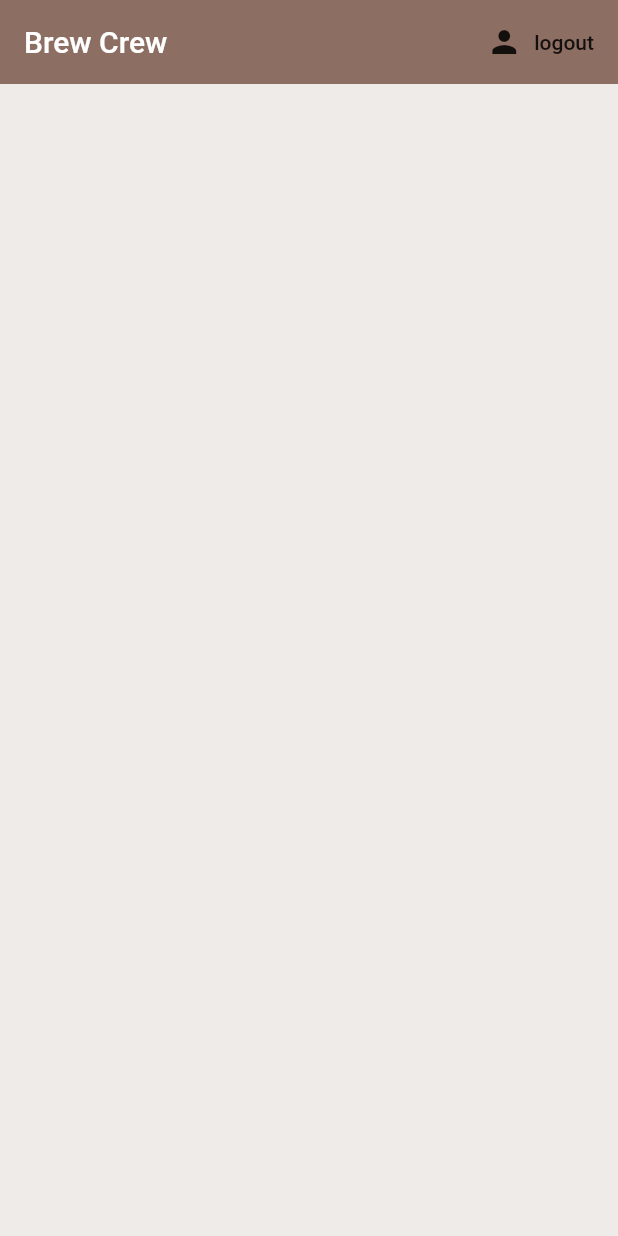
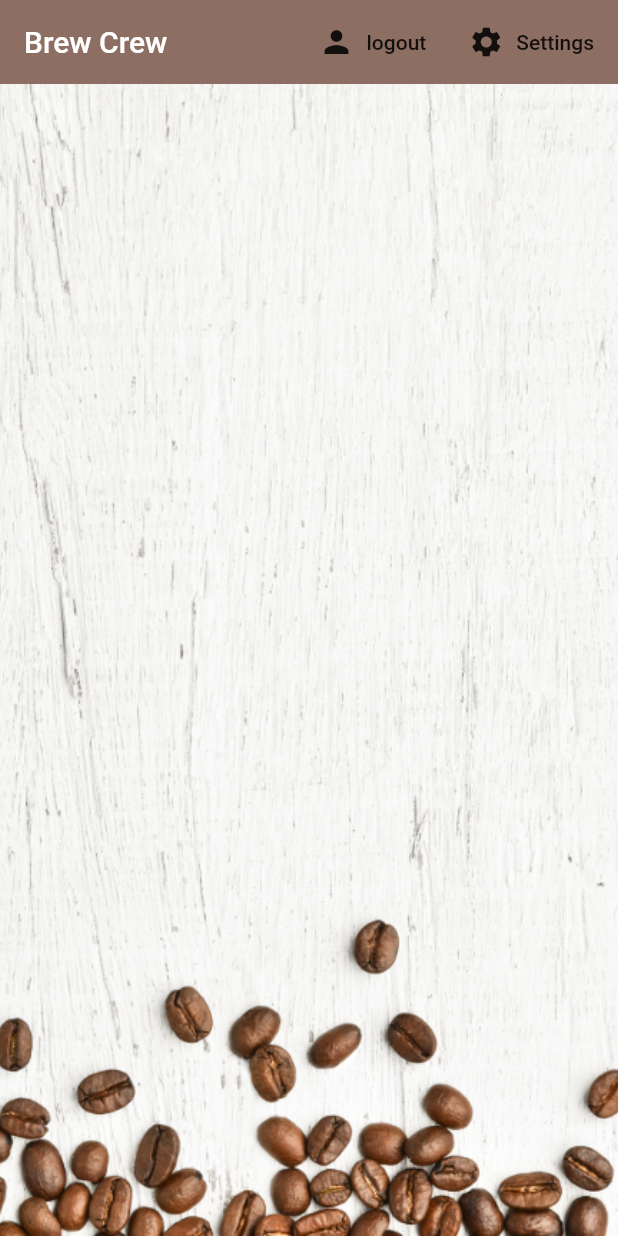
Before and after one commit to adityagoyal222/flutter-firebase, a Flutter app: the screen it shows once a user with an empty profile is signed in, on a phone screen of 412 x 824 dp. Run offline on Flutter 3.47's test engine with Material 2 defaults, Android fonts, the phone set to English and light mode, and no system bars; our stand-ins replace cloud_firestore, firebase_auth, flutter_spinkit; accounts and stored records are empty.

Commit message:
added remaining funcs/ completed

```diff
--- /dev/null
+++ b/flutterfirebase/lib/models/brew.dart
@@ -0,0 +1,9 @@
+class Brew {
+
+  final String name;
+  final String sugars;
+  final int strength;
+
+  Brew({ this.name, this.sugars, this.strength });
+
+}
--- a/flutterfirebase/lib/models/user.dart
+++ b/flutterfirebase/lib/models/user.dart
@@ -5,3 +5,12 @@ class User {
   User({ this.uid });
 
 }
+
+class UserData {
+  final String uid;
+  final String name;
+  final String sugars;
+  final int strength;
+
+  UserData({ this.uid, this.sugars, this.strength, this.name });
+}
--- /dev/null
+++ b/flutterfirebase/lib/screens/home/brew_list.dart
@@ -0,0 +1,24 @@
+import 'package:flutter/material.dart';
+import 'package:provider/provider.dart';
+import 'package:flutterfirebase/models/brew.dart';
+import 'brew_tile.dart';
+
+class BrewList extends StatefulWidget {
+  @override
+  _BrewListState createState() => _BrewListState();
+}
+
+class _BrewListState extends State<BrewList> {
+  @override
+  Widget build(BuildContext context) {
+
+    final brews = Provider.of<List<Brew>>(context) ?? [];
+
+    return ListView.builder(
+      itemCount: brews.length,
+      itemBuilder: (context, index) {
+        return BrewTile(brew: brews[index]);
+      },
+    );
+  }
+}
--- a/flutterfirebase/lib/screens/home/home.dart
+++ b/flutterfirebase/lib/screens/home/home.dart
@@ -1,5 +1,10 @@
 import 'package:flutter/material.dart';
+import 'package:flutterfirebase/screens/home/brew_list.dart';
+import 'package:flutterfirebase/screens/home/settings_form.dart';
 import 'package:flutterfirebase/services/auth.dart';
+import 'package:flutterfirebase/services/database.dart';
+import 'package:provider/provider.dart';
+import 'package:flutterfirebase/models/brew.dart';
 
 class Home extends StatelessWidget {
 
@@ -7,7 +12,19 @@ class Home extends StatelessWidget {
 
   @override
   Widget build(BuildContext context) {
-    return Scaffold(
+
+    void _showSettingsPanel() {
+      showModalBottomSheet(context: context, builder: (context) {
+        return Container(
+          padding: EdgeInsets.symmetric(vertical: 20.0, horizontal: 60.0),
+          child: SettingsForm(),
+        );
+      });
+    }
+
+    return StreamProvider<List<Brew>>.value(
+        value: DatabaseService().brews,
+        child: Scaffold(
           backgroundColor: Colors.brown[50],
           appBar: AppBar(
             title: Text(
@@ -23,7 +40,23 @@ class Home extends StatelessWidget {
                   await _auth.signOut();
                 } ,
               ),
+              FlatButton.icon(
+                icon: Icon(Icons.settings),
+                label: Text('Settings',),
+                onPressed: () => _showSettingsPanel(),
+              ),
             ],
-        ));
+          ),
+          body: Container(
+            child: BrewList(),
+            decoration: BoxDecoration(
+              image: DecorationImage(
+                image: AssetImage('assets/coffee_bg.png'),
+                fit: BoxFit.cover,
+              )
+            ),
+          ),
+        ),
+    );
   }
 }
--- a/flutterfirebase/lib/services/auth.dart
+++ b/flutterfirebase/lib/services/auth.dart
@@ -1,5 +1,6 @@
 import 'package:firebase_auth/firebase_auth.dart' ;
 import 'package:flutterfirebase/models/user.dart';
+import 'package:flutterfirebase/services/database.dart';
 
 class AuthService {
 
@@ -45,6 +46,9 @@ class AuthService {
     try{
       AuthResult result = await _auth.createUserWithEmailAndPassword(email: email, password: password);
       FirebaseUser user = result.user;
+
+      // create a new document for the user with the uid
+      await DatabaseService(uid: user.uid).updateUserData('0', 'new crew member', 100);
       return _userFromFirebaseUser(user);
     } catch(e) {
         print(e.toString());
--- a/flutterfirebase/pubspec.yaml
+++ b/flutterfirebase/pubspec.yaml
@@ -45,9 +45,8 @@ flutter:
   uses-material-design: true
 
   # To add assets to your application, add an assets section, like this:
-  # assets:
-  #  - images/a_dot_burr.jpeg
-  #  - images/a_dot_ham.jpeg
+  assets:
+   - assets/
 
   # An image asset can refer to one or more resolution-specific "variants", see
   # https://flutter.dev/assets-and-images/#resolution-aware.
```
Also changed, not shown: flutterfirebase/lib/screens/home/brew_tile.dart (added, +32 -0 lines), flutterfirebase/lib/screens/home/settings_form.dart (added, +97 -0 lines), flutterfirebase/lib/services/database.dart (added, +54 -0 lines), flutterfirebase/assets/coffee_bg.png (added), flutterfirebase/assets/coffee_icon.png (added). Lines whose indentation alone changed are shown as unchanged.
